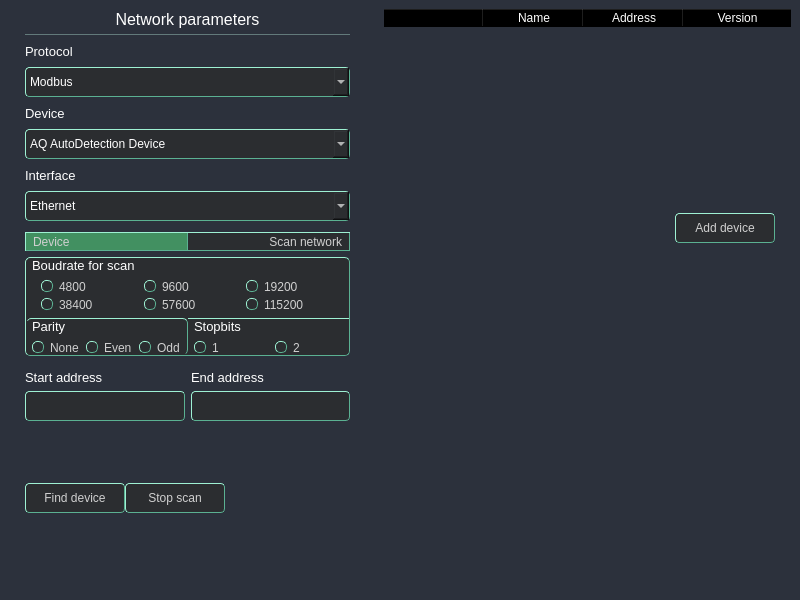
Before: the Qt Designer form UI/forms/AqAddDeviceWindow.ui in romangolovkou/AQteck_toolMAX, drawn with Qt 5.
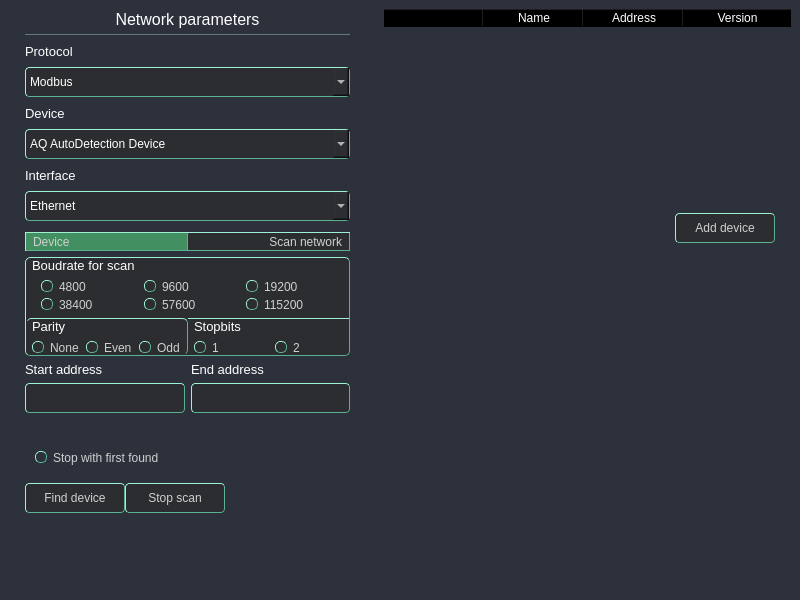
After: the same form once the commit is applied. Icons and pictures are not drawn. Custom widgets are drawn as their Qt base class.

Commit message: Додано чекбокс "зупинити при першому вдалому пошуку" для скан нетворк.

What changed in the file:
```diff
--- a/UI/forms/AqAddDeviceWindow.ui
+++ b/UI/forms/AqAddDeviceWindow.ui
@@ -1567,6 +1567,56 @@
                       </layout>
                      </widget>
                     </item>
+                    <item>
+                     <widget class="QFrame" name="firstFindStopFrame">
+                      <property name="sizePolicy">
+                       <sizepolicy hsizetype="MinimumExpanding" vsizetype="Preferred">
+                        <horstretch>0</horstretch>
+                        <verstretch>0</verstretch>
+                       </sizepolicy>
+                      </property>
+                      <property name="font">
+                       <font>
+                        <pointsize>10</pointsize>
+                       </font>
+                      </property>
+                      <property name="frameShape">
+                       <enum>QFrame::StyledPanel</enum>
+                      </property>
+                      <property name="frameShadow">
+                       <enum>QFrame::Raised</enum>
+                      </property>
+                      <layout class="QVBoxLayout" name="verticalLayout_20">
+                       <property name="spacing">
+                        <number>0</number>
+                       </property>
+                       <property name="leftMargin">
+                        <number>10</number>
+                       </property>
+                       <property name="topMargin">
+                        <number>0</number>
+                       </property>
+                       <property name="rightMargin">
+                        <number>0</number>
+                       </property>
+                       <property name="bottomMargin">
+                        <number>0</number>
+                       </property>
+                       <item>
+                        <widget class="QCheckBox" name="firstFindCheckBox">
+                         <property name="font">
+                          <font>
+                           <pointsize>-1</pointsize>
+                          </font>
+                         </property>
+                         <property name="text">
+                          <string>Stop with first found</string>
+                         </property>
+                        </widget>
+                       </item>
+                      </layout>
+                     </widget>
+                    </item>
                    </layout>
                   </widget>
                  </widget>
```
The commit also changes 1 other file.
